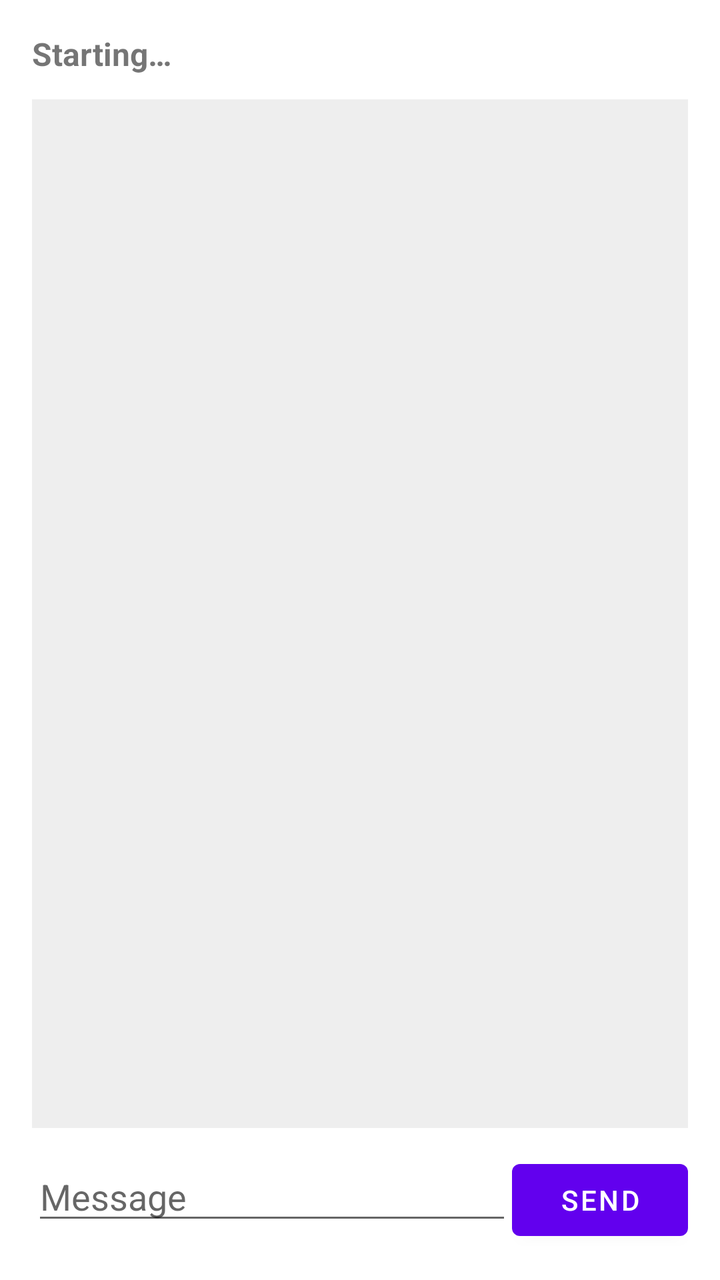
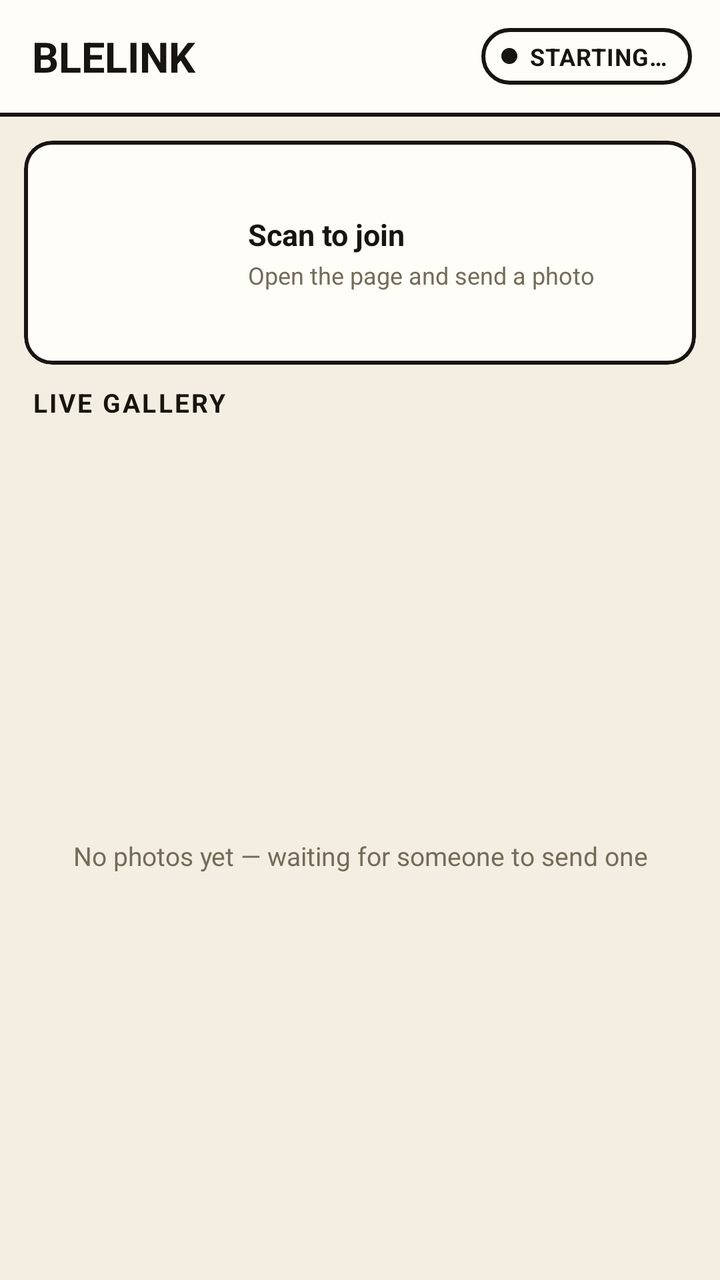

The first picture is an Android layout as it rendered before a commit; the second is the same layout after the commit. The layout source and the unified diff follow.
<!-- AndroidManifest.xml: application theme Theme.BleLink -->
<!-- res/layout/activity_main.xml -->
<?xml version="1.0" encoding="utf-8"?>
<LinearLayout xmlns:android="http://schemas.android.com/apk/res/android"
    android:layout_width="match_parent"
    android:layout_height="match_parent"
    android:orientation="vertical"
    android:padding="16dp">

    <TextView
        android:id="@+id/statusText"
        android:layout_width="match_parent"
        android:layout_height="wrap_content"
        android:text="@string/status_starting"
        android:textStyle="bold"
        android:textSize="16sp"
        android:paddingBottom="12dp" />

    <ScrollView
        android:layout_width="match_parent"
        android:layout_height="0dp"
        android:layout_weight="1"
        android:background="#EEEEEE">

        <TextView
            android:id="@+id/logText"
            android:layout_width="match_parent"
            android:layout_height="wrap_content"
            android:padding="8dp"
            android:fontFamily="monospace"
            android:textSize="13sp" />
    </ScrollView>

    <LinearLayout
        android:layout_width="match_parent"
        android:layout_height="wrap_content"
        android:orientation="horizontal"
        android:paddingTop="12dp">

        <EditText
            android:id="@+id/messageInput"
            android:layout_width="0dp"
            android:layout_height="wrap_content"
            android:layout_weight="1"
            android:hint="@string/message_hint"
            android:inputType="text" />

        <Button
            android:id="@+id/sendButton"
            android:layout_width="wrap_content"
            android:layout_height="wrap_content"
            android:text="@string/send" />
    </LinearLayout>

</LinearLayout>
<!-- resources referenced by this layout -->
<resources>
  <string name="message_hint">Message</string>
  <string name="send">Send</string>
  <string name="status_starting">Starting…</string>
  <style name="Theme.BleLink" parent="Theme.MaterialComponents.DayNight.NoActionBar" />
</resources>

<!-- the commit's change to res/layout/activity_main.xml (unified diff, before → after) -->
@@ -1,53 +1,163 @@
 <?xml version="1.0" encoding="utf-8"?>
 <LinearLayout xmlns:android="http://schemas.android.com/apk/res/android"
+    xmlns:app="http://schemas.android.com/apk/res-auto"
     android:layout_width="match_parent"
     android:layout_height="match_parent"
     android:orientation="vertical"
-    android:padding="16dp">
+    android:background="@color/background"
+    android:keepScreenOn="true">
 
-    <TextView
-        android:id="@+id/statusText"
-        android:layout_width="match_parent"
-        android:layout_height="wrap_content"
-        android:text="@string/status_starting"
-        android:textStyle="bold"
-        android:textSize="16sp"
-        android:paddingBottom="12dp" />
-
-    <ScrollView
-        android:layout_width="match_parent"
-        android:layout_height="0dp"
-        android:layout_weight="1"
-        android:background="#EEEEEE">
-
-        <TextView
-            android:id="@+id/logText"
-            android:layout_width="match_parent"
-            android:layout_height="wrap_content"
-            android:padding="8dp"
-            android:fontFamily="monospace"
-            android:textSize="13sp" />
-    </ScrollView>
-
+    
     <LinearLayout
         android:layout_width="match_parent"
         android:layout_height="wrap_content"
         android:orientation="horizontal"
-        android:paddingTop="12dp">
+        android:gravity="center_vertical"
+        android:background="@color/surface"
+        android:paddingStart="16dp"
+        android:paddingEnd="14dp"
+        android:paddingTop="14dp"
+        android:paddingBottom="14dp">
 
-        <EditText
-            android:id="@+id/messageInput"
+        <TextView
             android:layout_width="0dp"
             android:layout_height="wrap_content"
             android:layout_weight="1"
-            android:hint="@string/message_hint"
-            android:inputType="text" />
+            android:text="@string/app_name"
+            android:textStyle="bold"
+            android:textAllCaps="true"
+            android:textSize="21sp"
+            android:textColor="@color/on_background" />
 
-        <Button
-            android:id="@+id/sendButton"
+        <LinearLayout
+            android:id="@+id/statusPill"
             android:layout_width="wrap_content"
             android:layout_height="wrap_content"
-            android:text="@string/send" />
+            android:orientation="horizontal"
+            android:gravity="center_vertical"
+            android:background="@drawable/bg_status_pill"
+            android:paddingStart="10dp"
+            android:paddingEnd="12dp"
+            android:paddingTop="6dp"
+            android:paddingBottom="6dp">
+
+            <View
+                android:id="@+id/statusDot"
+                android:layout_width="8dp"
+                android:layout_height="8dp"
+                android:background="@drawable/bg_status_dot" />
+
+            <TextView
+                android:id="@+id/statusText"
+                android:layout_width="wrap_content"
+                android:layout_height="wrap_content"
+                android:layout_marginStart="6dp"
+                android:text="@string/status_starting"
+                android:textStyle="bold"
+                android:textAllCaps="true"
+                android:textSize="12sp"
+                android:letterSpacing="0.03"
+                android:textColor="@color/status_idle_text" />
+        </LinearLayout>
     </LinearLayout>
 
+    <View
+        android:layout_width="match_parent"
+        android:layout_height="2dp"
+        android:background="@color/outline" />
+
+    
+    <com.google.android.material.card.MaterialCardView
+        android:layout_width="match_parent"
+        android:layout_height="wrap_content"
+        android:layout_marginStart="12dp"
+        android:layout_marginEnd="12dp"
+        android:layout_marginTop="12dp"
+        android:layout_marginBottom="10dp"
+        app:cardCornerRadius="14dp"
+        app:cardElevation="0dp"
+        app:strokeWidth="2dp"
+        app:strokeColor="@color/outline"
+        app:cardBackgroundColor="@color/surface">
+
+        <LinearLayout
+            android:layout_width="match_parent"
+            android:layout_height="wrap_content"
+            android:orientation="horizontal"
+            android:gravity="center_vertical"
+            android:padding="14dp">
+
+            <ImageView
+                android:id="@+id/qrImage"
+                android:layout_width="84dp"
+                android:layout_height="84dp"
+                android:contentDescription="@string/scan_to_join" />
+
+            <LinearLayout
+                android:layout_width="0dp"
+                android:layout_height="wrap_content"
+                android:layout_weight="1"
+                android:layout_marginStart="14dp"
+                android:orientation="vertical">
+
+                <TextView
+                    android:layout_width="wrap_content"
+                    android:layout_height="wrap_content"
+                    android:text="@string/scan_to_join"
+                    android:textStyle="bold"
+                    android:textSize="15sp"
+                    android:textColor="@color/on_background" />
+
+                <TextView
+                    android:layout_width="wrap_content"
+                    android:layout_height="wrap_content"
+                    android:layout_marginTop="2dp"
+                    android:text="@string/scan_to_join_subtitle"
+                    android:textSize="12sp"
+                    android:textColor="@color/on_surface_variant" />
+            </LinearLayout>
+        </LinearLayout>
+    </com.google.android.material.card.MaterialCardView>
+
+    
+    <TextView
+        android:layout_width="wrap_content"
+        android:layout_height="wrap_content"
+        android:layout_marginStart="16dp"
+        android:layout_marginBottom="6dp"
+        android:text="@string/live_gallery"
+        android:textStyle="bold"
+        android:textSize="13sp"
+        android:textAllCaps="true"
+        android:letterSpacing="0.08"
+        android:textColor="@color/on_background" />
+
+    
+    <FrameLayout
+        android:layout_width="match_parent"
+        android:layout_height="0dp"
+        android:layout_weight="1">
+
+        <androidx.recyclerview.widget.RecyclerView
+            android:id="@+id/photoRecyclerView"
+            android:layout_width="match_parent"
+            android:layout_height="match_parent"
+            android:paddingStart="10dp"
+            android:paddingEnd="10dp"
+            android:paddingBottom="10dp"
+            android:clipToPadding="false" />
+
+        <TextView
+            android:id="@+id/emptyGalleryText"
+            android:layout_width="wrap_content"
+            android:layout_height="wrap_content"
+            android:layout_gravity="center"
+            android:layout_marginStart="32dp"
+            android:layout_marginEnd="32dp"
+            android:gravity="center"
+            android:text="@string/empty_gallery"
+            android:textSize="13sp"
+            android:textColor="@color/on_surface_variant" />
+    </FrameLayout>
+
 </LinearLayout>
<!-- resource entries referenced after the edit -->
@@ -1,8 +1,44 @@
 <!-- resources referenced by this layout -->
 <resources>
-  <string name="message_hint">Message</string>
-  <string name="send">Send</string>
+  <color name="background">#F3EEE1</color>
+  <color name="on_background">#18140F</color>
+  <color name="on_surface_variant">#746B58</color>
+  <color name="outline">#18140F</color>
+  <color name="status_idle_text">#18140F</color>
+  <color name="surface">#FFFDF7</color>
+  <!-- drawable bg_status_dot (drawable) -->
+  <?xml version="1.0" encoding="utf-8"?>
+  <shape xmlns:android="http://schemas.android.com/apk/res/android"
+      android:shape="oval">
+      <solid android:color="@color/status_idle_text" />
+  </shape>
+  <!-- drawable bg_status_pill (drawable) -->
+  <?xml version="1.0" encoding="utf-8"?>
+  <shape xmlns:android="http://schemas.android.com/apk/res/android"
+      android:shape="rectangle">
+      <solid android:color="@color/status_idle_bg" />
+      <stroke android:width="2dp" android:color="@color/outline" />
+      <corners android:radius="20dp" />
+  </shape>
+  <string name="app_name">BleLink</string>
+  <string name="empty_gallery">No photos yet — waiting for someone to send one</string>
+  <string name="live_gallery">Live gallery</string>
+  <string name="scan_to_join">Scan to join</string>
+  <string name="scan_to_join_subtitle">Open the page and send a photo</string>
   <string name="status_starting">Starting…</string>
-  <style name="Theme.BleLink" parent="Theme.MaterialComponents.DayNight.NoActionBar" />
+  <style name="Theme.BleLink" parent="Theme.Material3.DayNight.NoActionBar">
+          <item name="colorPrimary">@color/primary</item>
+          <item name="colorPrimaryDark">@color/primary_dark</item>
+          <item name="colorOnPrimary">@color/on_primary</item>
+          <item name="colorSurface">@color/surface</item>
+          <item name="colorOnSurface">@color/on_background</item>
+          <item name="android:windowBackground">@color/background</item>
+          <item name="android:statusBarColor">@color/surface</item>
+          <item name="android:windowLightStatusBar">true</item>
+      </style>
+  <color name="status_idle_bg">#FFFDF7</color>
+  <color name="primary">#FF5A36</color>
+  <color name="primary_dark">#E04A29</color>
+  <color name="on_primary">#FFFDF7</color>
 </resources>
 
